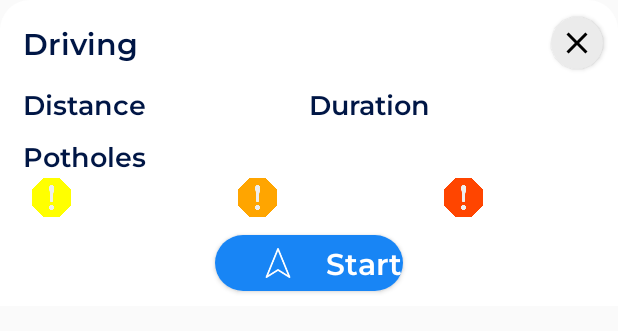
After one commit to phantrananhnguyen/FinalProject_android, an Android app: the layout navigation_dialog.xml on its own in the app's theme, with its tools: preview values and no code run, on a phone screen of 412 x 824 dp. The commit adds this screen. Shown: the top 331 px of the screen. Run offline under Robolectric (Android 15) with nearby library versions, the phone set to English and light mode, and no system bars; network calls fail.

Commit message:
distance and duration

```diff
--- a/app/src/main/java/com/example/finalproject_android/SetupInfor.java
+++ b/app/src/main/java/com/example/finalproject_android/SetupInfor.java
@@ -177,7 +177,6 @@ public class SetupInfor extends AppCompatActivity {
                 return;
             }
         }
-
         apiService.updateUser(imagePart, namePart, addressPart, sexPart, bioPart, birthdayPart, phonePart,sincePart, email).enqueue(new Callback<ResponseBody>() {
             @Override
             public void onResponse(Call<ResponseBody> call, Response<ResponseBody> response) {
--- a/app/src/main/java/com/example/finalproject_android/network/ApiClient.java
+++ b/app/src/main/java/com/example/finalproject_android/network/ApiClient.java
@@ -17,9 +17,9 @@ public class ApiClient {
             httpClientBuilder.addInterceptor(new AuthInterceptor(context));
             client = httpClientBuilder.build();
             retrofit = new Retrofit.Builder()
-                    //.baseUrl("https://663c-125-235-239-171.ngrok-free.app") // Địa chỉ localhost hoặc IP của server Node.js
+                    .baseUrl("https://a7c8-171-247-164-15.ngrok-free.app") // Địa chỉ localhost hoặc IP của server Node.js
                    // .baseUrl("https://server-pothole-androi-app.onrender.com")
-                    .baseUrl("http://10.0.2.2:3000")
+                    //.baseUrl("http://10.0.2.2:3000")
                     .addConverterFactory(GsonConverterFactory.create())
                     .client(client)
                     .build();
--- a/app/src/main/res/layout/fragment_map.xml
+++ b/app/src/main/res/layout/fragment_map.xml
@@ -20,15 +20,16 @@
             android:layout_height="wrap_content"
             android:layout_alignParentTop="true"
             android:background="@color/white"
+            app:cardCornerRadius="15dp"
             android:layout_margin="16dp">
             <EditText
                 android:id="@+id/autocomplete_query"
                 android:layout_width="match_parent"
                 android:layout_height="50dp"
-
                 android:hint="Search for a place"
                 android:textColorHint="#767676"
-                android:background="@drawable/custom_edittext" />
+                android:padding="10dp"
+                android:background="@drawable/cardview_new" />
         </androidx.cardview.widget.CardView>
 
         <!-- Current location button in a CardView at bottom-right -->
--- /dev/null
+++ b/app/src/main/res/layout/navigation_dialog.xml
@@ -0,0 +1,188 @@
+<?xml version="1.0" encoding="utf-8"?>
+<androidx.constraintlayout.widget.ConstraintLayout xmlns:android="http://schemas.android.com/apk/res/android"
+    android:layout_width="match_parent"
+    android:layout_height="wrap_content"
+    xmlns:app="http://schemas.android.com/apk/res-auto"
+    android:background="@android:color/transparent">
+<LinearLayout
+    android:layout_width="match_parent"
+    android:layout_height="wrap_content"
+    android:orientation="vertical"
+    app:layout_constraintTop_toTopOf="parent"
+    app:layout_constraintStart_toStartOf="parent"
+    android:background="@drawable/half_corner">
+    <LinearLayout
+        android:layout_width="match_parent"
+        android:layout_height="wrap_content"
+        android:orientation="horizontal">
+        <TextView
+            android:layout_width="0dp"
+            android:layout_height="wrap_content"
+            android:layout_weight="9"
+            android:text="Driving"
+            android:textAppearance="@style/normal_word"
+            android:layout_margin="15dp"
+            android:textSize="20sp"/>
+        <androidx.cardview.widget.CardView
+            android:layout_width="wrap_content"
+            android:layout_height="wrap_content"
+            android:layout_marginEnd="10dp"
+            android:layout_gravity="center_vertical"
+            android:backgroundTint="#EBEBEB"
+            app:cardCornerRadius="30dp">
+            <ImageButton
+                android:id="@+id/navigation_close"
+                android:layout_width="wrap_content"
+                android:layout_height="wrap_content"
+                android:src="@drawable/baseline_close_24"
+                android:layout_margin="5dp"
+                android:background="@android:color/transparent"/>
+        </androidx.cardview.widget.CardView>
+    </LinearLayout>
+    <LinearLayout
+        android:layout_width="match_parent"
+        android:layout_height="wrap_content"
+        android:orientation="horizontal"
+        android:layout_marginStart="15dp"
+        android:layout_marginEnd="15dp">
+        <TextView
+            android:layout_width="0dp"
+            android:layout_height="wrap_content"
+            android:layout_weight="1"
+            android:text="Distance"
+            android:textAppearance="@style/normal_word"
+            android:textSize="18sp"/>
+        <TextView
+            android:id="@+id/distance"
+            android:layout_width="0dp"
+            android:layout_height="wrap_content"
+            android:layout_weight="1"
+            android:gravity="start"
+            android:layout_marginStart="4dp"
+            android:textAppearance="@style/regu_text"
+            android:textSize="18sp"/>
+        <TextView
+            android:layout_width="0dp"
+            android:layout_height="wrap_content"
+            android:layout_weight="1"
+            android:text="Duration"
+            android:textAppearance="@style/normal_word"
+            android:textSize="18sp"/>
+        <TextView
+            android:id="@+id/duration"
+            android:layout_width="0dp"
+            android:layout_height="wrap_content"
+            android:layout_weight="1"
+            android:layout_marginStart="4dp"
+            android:gravity="start"
+            android:textAppearance="@style/regu_text"
+            android:textSize="18sp"/>
+    </LinearLayout>
+    <TextView
+        android:layout_width="match_parent"
+        android:layout_height="wrap_content"
+        android:text="Potholes"
+        android:textSize="18sp"
+        android:layout_marginTop="10dp"
+        android:textAppearance="@style/normal_word"
+        android:layout_marginStart="15dp"/>
+    <LinearLayout
+        android:layout_width="match_parent"
+        android:layout_height="wrap_content"
+        android:orientation="horizontal">
+        <LinearLayout
+            android:layout_width="0dp"
+            android:layout_height="match_parent"
+            android:layout_weight="1"
+            android:orientation="horizontal">
+            <ImageView
+                android:layout_width="0dp"
+                android:layout_height="30dp"
+                android:layout_weight="1"
+                android:src="@drawable/caution_pot"/>
+            <TextView
+                android:id="@+id/caution_num"
+                android:layout_width="0dp"
+                android:layout_height="wrap_content"
+                android:layout_weight="1"
+                android:layout_gravity="center"
+                android:textAppearance="@style/regu_text"
+                android:textSize="15sp"/>
+        </LinearLayout>
+        <LinearLayout
+            android:layout_width="0dp"
+            android:layout_height="match_parent"
+            android:layout_weight="1"
+            android:orientation="horizontal">
+            <ImageView
+                android:layout_width="0dp"
+                android:layout_height="30dp"
+                android:layout_weight="1"
+                android:src="@drawable/warning_pot"/>
+            <TextView
+                android:id="@+id/warning_num"
+                android:layout_width="0dp"
+                android:layout_height="wrap_content"
+                android:layout_weight="1"
+                android:layout_gravity="center"
+                android:textAppearance="@style/regu_text"
+                android:textSize="15sp"/>
+        </LinearLayout>
+        <LinearLayout
+            android:layout_width="0dp"
+            android:layout_height="match_parent"
+            android:layout_weight="1"
+            android:orientation="horizontal">
+            <ImageView
+                android:layout_width="0dp"
+                android:layout_height="30dp"
+                android:layout_weight="1"
+                android:src="@drawable/danger_pot"/>
+            <TextView
+                android:id="@+id/danger_num"
+                android:layout_width="0dp"
+                android:layout_height="wrap_content"
+                android:layout_weight="1"
+                android:layout_gravity="center"
+                android:textAppearance="@style/regu_text"
+                android:textSize="15sp"/>
+        </LinearLayout>
+    </LinearLayout>
+    <androidx.cardview.widget.CardView
+        android:layout_width="wrap_content"
+        android:layout_height="wrap_content"
+        android:layout_gravity="center"
+        app:cardCornerRadius="50dp"
+        android:layout_marginTop="10dp"
+        android:layout_marginBottom="10dp">
+        <LinearLayout
+            android:id="@+id/start_navigation"
+            android:layout_width="wrap_content"
+            android:layout_height="wrap_content"
+            android:orientation="horizontal"
+            android:background="#1885F5"
+            >
+            <ImageView
+                android:layout_width="0dp"
+                android:layout_height="20dp"
+                android:layout_weight="1"
+                android:layout_marginStart="10dp"
+                android:layout_gravity="center"
+                android:src="@drawable/navigation"
+                android:background="@android:color/transparent"/>
+            <TextView
+                android:layout_width="0dp"
+                android:layout_height="wrap_content"
+                android:layout_weight="3"
+                android:text="Start"
+                android:textAlignment="center"
+                android:layout_gravity="center"
+                android:layout_marginTop="5dp"
+                android:layout_marginBottom="5dp"
+                android:textAppearance="@style/normal_word"
+                android:textColor="@color/white"
+                android:textSize="20sp"/>
+        </LinearLayout>
+    </androidx.cardview.widget.CardView>
+</LinearLayout>
+</androidx.constraintlayout.widget.ConstraintLayout>
```
Also changed, not shown: app/src/main/java/com/example/finalproject_android/afterlogin/Map.java (+87 -32 lines), app/src/main/java/com/example/finalproject_android/models/Places.java (+13 -2 lines), app/src/main/res/layout/activity_search.xml (+4 -3 lines), app/src/main/res/layout/pothole_alert.xml (+47 -55 lines), app/src/main/res/drawable/navigation.png (added), 1 other file.
